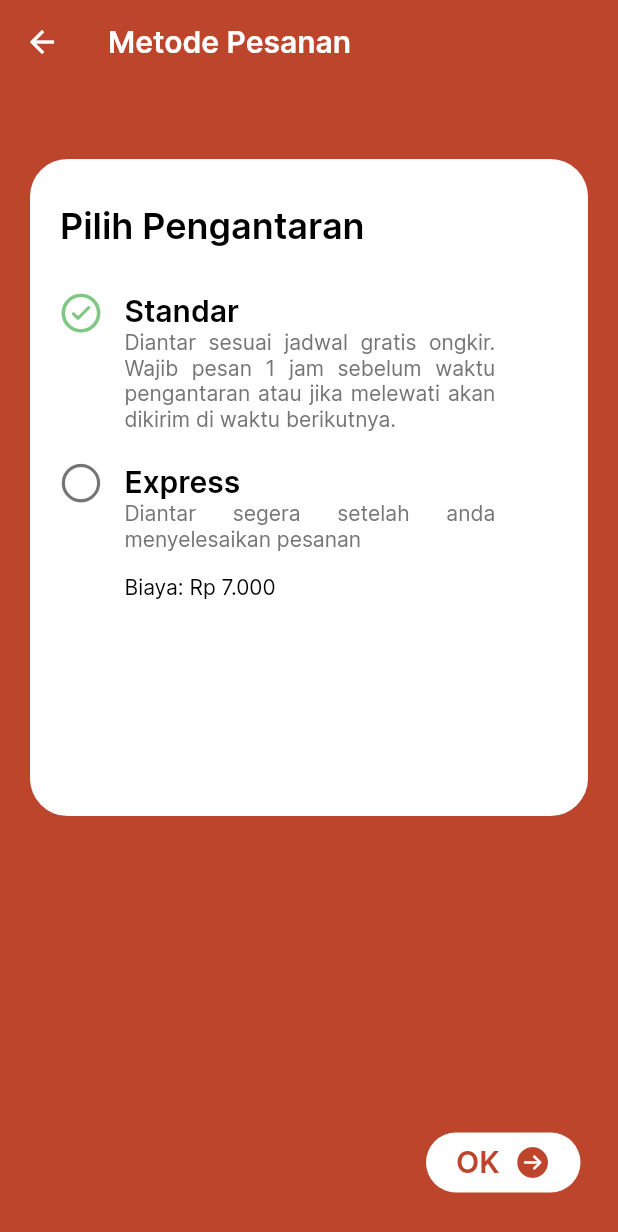
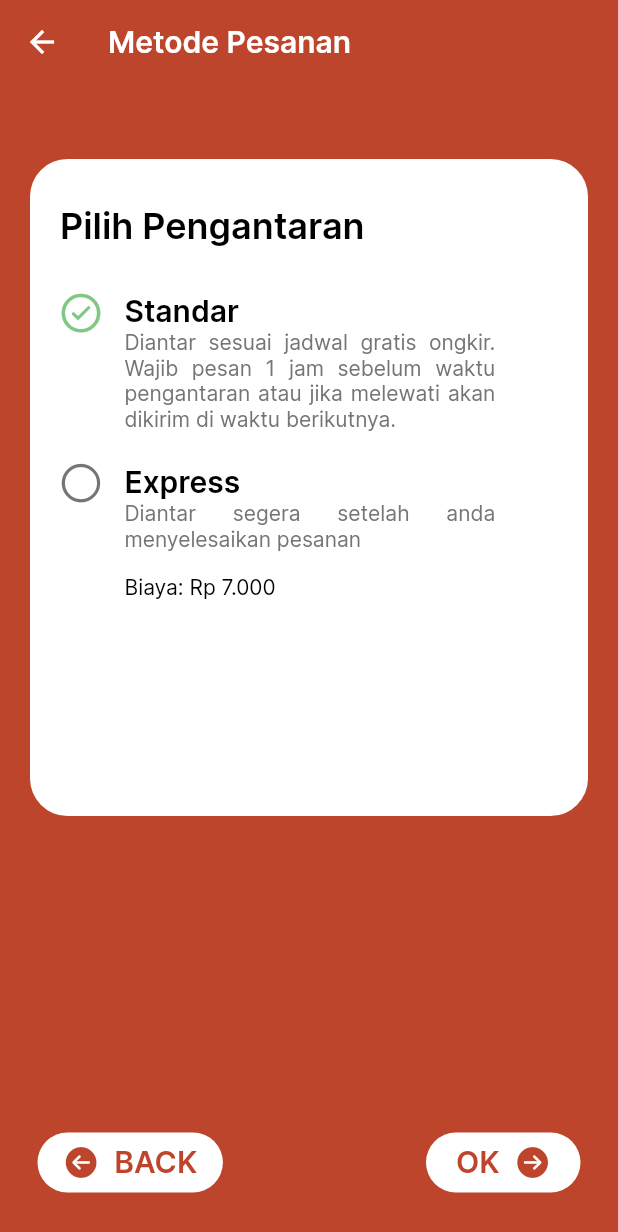
Before and after one commit to ihsanannashir/defood-app, a Flutter app: the MethodPesan screen opened directly, after a tap on "OK", on a phone screen of 412 x 824 dp. Shown: the top 1232 px of the screen. Run offline on Flutter 3.47's test engine with Material 2 defaults, Android fonts, the phone set to English and light mode, and no system bars; our stand-ins replace bottom_navy_bar, carousel_slider, cloud_firestore, firebase_auth, firebase_core, firebase_database and 4 more; accounts and stored records are empty.

Commit message:
Tweaked few things

```diff
--- a/lib/screens/order_screens/methodpage.dart
+++ b/lib/screens/order_screens/methodpage.dart
@@ -1,3 +1,4 @@
+import 'package:defood/screens/screencontrol.dart';
 import 'package:intl/intl.dart';
 import 'package:flutter/cupertino.dart';
 import 'package:flutter/material.dart';
@@ -17,7 +18,7 @@ class _MethodPesanState extends State<MethodPesan> {
   bool _selectedAntar = true;
   String antar;
   DateTime selectedDate = DateTime.now();
-  int _selectedJadwal;
+  int _selectedJadwal = 1;
   String jam;
 
   @override
@@ -25,12 +26,11 @@ class _MethodPesanState extends State<MethodPesan> {
     return Scaffold(
       backgroundColor: Color(0xFFBD452C),
       appBar: AppBar(
-          title: Text("Metode Pesanan",
-              style:
-                  TextStyle(fontFamily: 'Inter', fontWeight: FontWeight.w600)),
-          backgroundColor: Color(0xFFBD452C),
-          elevation: 0,
-          automaticallyImplyLeading: true),
+        title: Text("Metode Pesanan",
+            style: TextStyle(fontFamily: 'Inter', fontWeight: FontWeight.w600)),
+        backgroundColor: Color(0xFFBD452C),
+        elevation: 0,
+      ),
       body: Stack(
         children: <Widget>[
           buildPageView(),
@@ -42,9 +42,14 @@ class _MethodPesanState extends State<MethodPesan> {
                 width: MediaQuery.of(context).size.width * 0.25,
                 child: TextButton(
                   onPressed: () {
-                    _pageController.animateToPage(_page += 1,
-                        duration: Duration(milliseconds: 500),
-                        curve: Curves.linear);
+                    antar == "Express"
+                        ? Navigator.push(
+                            context,
+                            MaterialPageRoute(
+                                builder: (context) => ScreenControlPage()))
+                        : _pageController.animateToPage(_page += 1,
+                            duration: Duration(milliseconds: 500),
+                            curve: Curves.linear);
                   },
                   child: Row(
                     mainAxisAlignment: MainAxisAlignment.center,
@@ -79,6 +84,53 @@ class _MethodPesanState extends State<MethodPesan> {
               ),
             ),
           ),
+          if (_page != 0)
+            Align(
+              alignment: Alignment.bottomLeft,
+              child: Padding(
+                padding: const EdgeInsets.all(25.0),
+                child: Container(
+                  width: MediaQuery.of(context).size.width * 0.3,
+                  child: TextButton(
+                    onPressed: () {
+                      _pageController.animateToPage(_page -= 1,
+                          duration: Duration(milliseconds: 500),
+                          curve: Curves.linear);
+                    },
+                    child: Row(
+                      mainAxisAlignment: MainAxisAlignment.center,
+                      crossAxisAlignment: CrossAxisAlignment.center,
+                      children: <Widget>[
+                        Icon(
+                          CupertinoIcons.arrow_left_circle_fill,
+                          size: 24,
+                          color: Color(0xFFBD452C),
+                        ),
+                        Container(
+                          width: 10,
+                          height: 0,
+                        ),
+                        Text('BACK',
+                            style: TextStyle(
+                              fontFamily: 'Inter',
+                              fontSize: 20,
+                              fontWeight: FontWeight.w600,
+                              color: Color(0xFFBD452C),
+                            )),
+                      ],
+                    ),
+                    style: ButtonStyle(
+                        backgroundColor:
+                            MaterialStateProperty.all<Color>(Colors.white),
+                        shape:
+                            MaterialStateProperty.all<RoundedRectangleBorder>(
+                                RoundedRectangleBorder(
+                          borderRadius: BorderRadius.circular(20.0),
+                        ))),
+                  ),
+                ),
+              ),
+            ),
         ],
       ),
     );
```
Also changed, not shown: lib/screens/login.dart (+2 -6 lines), lib/screens/pageview/keranjang.dart (+68 -12 lines), lib/screens/screencontrol.dart (+24 -7 lines).
